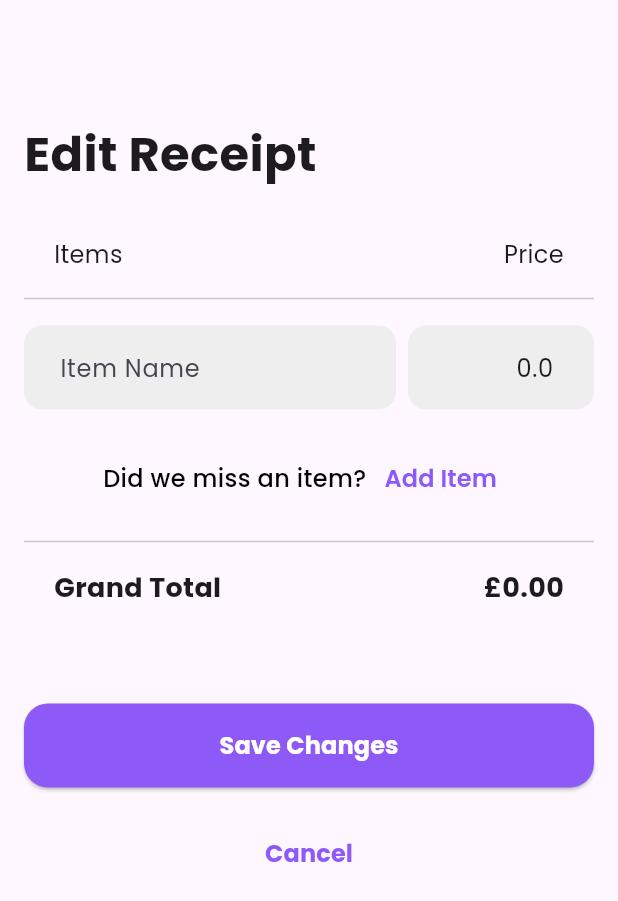
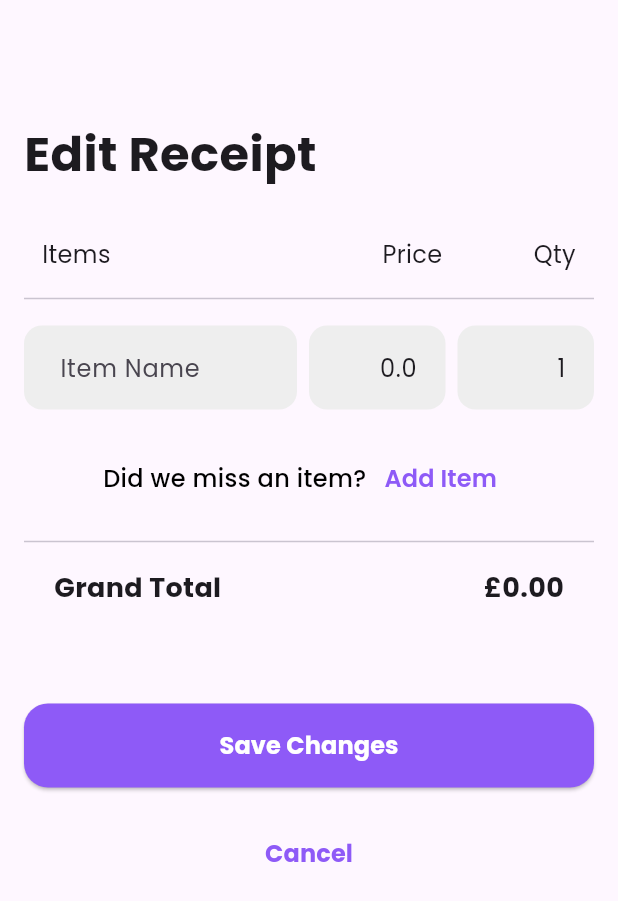
Before and after one commit to AkshayBenny/expense_tracker, a Flutter app: the EditReceiptScreen screen opened by its route, after a tap on "Add Item", on a phone screen of 412 x 824 dp. Shown: the top 901 px of the screen. Run offline on Flutter 3.47's test engine with Material 3 defaults, Android fonts, the phone set to English and light mode, and no system bars; our stand-ins replace google_fonts, image_picker, jwt_decoder, loader_overlay, shared_preferences, syncfusion_flutter_charts; accounts and stored records are empty.

Commit message:
edit reciept ui fix

```diff
--- a/lib/screens/edit_receipt_screen.dart
+++ b/lib/screens/edit_receipt_screen.dart
@@ -13,7 +13,6 @@ class EditReceiptScreen extends StatefulWidget {
 
 class _EditReceiptScreenState extends State<EditReceiptScreen> {
   late List<Map<String, dynamic>> editableItems;
-  double discount = 10.0;
 
   @override
   void initState() {
@@ -38,9 +37,12 @@ class _EditReceiptScreenState extends State<EditReceiptScreen> {
   }
 
   double calculateTotal() {
-    double total = editableItems.fold(
-        0, (sum, item) => sum + (item['price'] * item['quantity']));
-    return total - (total * (discount / 100));
+    double total = editableItems.fold(0, (sum, item) {
+      final price = item['price'] is num ? item['price'] as num : 0;
+      final quantity = item['quantity'] is num ? item['quantity'] as num : 1;
+      return sum + (price * quantity);
+    });
+    return total;
   }
 
   @override
@@ -63,25 +65,25 @@ class _EditReceiptScreenState extends State<EditReceiptScreen> {
               ),
               const SizedBox(height: 32),
 
-              // Headers for Items and Price
+              // Headers for Items, Price, Quantity
               Padding(
-                padding: const EdgeInsets.symmetric(horizontal: 20.0),
+                padding: const EdgeInsets.symmetric(horizontal: 12.0),
                 child: Row(
-                  mainAxisAlignment: MainAxisAlignment.spaceBetween,
                   children: [
                     Expanded(
                       flex: 2,
-                      child: Text(
-                        "Items",
-                        style: GoogleFonts.poppins(fontSize: 16),
-                      ),
+                      child: Text("Items",
+                          style: GoogleFonts.poppins(fontSize: 16)),
                     ),
                     Expanded(
-                      child: Text(
-                        "  Price",
-                        textAlign: TextAlign.right,
-                        style: GoogleFonts.poppins(fontSize: 16),
-                      ),
+                      child: Text("Price",
+                          textAlign: TextAlign.right,
+                          style: GoogleFonts.poppins(fontSize: 16)),
+                    ),
+                    Expanded(
+                      child: Text("Qty",
+                          textAlign: TextAlign.right,
+                          style: GoogleFonts.poppins(fontSize: 16)),
                     ),
                   ],
                 ),
@@ -90,17 +92,18 @@ class _EditReceiptScreenState extends State<EditReceiptScreen> {
               const Divider(),
               const SizedBox(height: 10),
 
-              // List of items (Wrapped in ListView)
-              ListView(
+              // List of items
+              ListView.builder(
                 shrinkWrap: true,
-                physics: NeverScrollableScrollPhysics(),
-                padding: EdgeInsets.zero,
-                children: editableItems.map((item) {
-                  int index = editableItems.indexOf(item);
+                physics: const NeverScrollableScrollPhysics(),
+                itemCount: editableItems.length,
+                itemBuilder: (context, index) {
+                  final item = editableItems[index];
                   return Padding(
                     padding: const EdgeInsets.only(bottom: 12.0),
                     child: Row(
                       children: [
+                        // Item name
                         Expanded(
                           flex: 2,
                           child: TextFormField(
@@ -118,23 +121,23 @@ class _EditReceiptScreenState extends State<EditReceiptScreen> {
                                 borderSide: BorderSide.none,
                               ),
                             ),
-                            initialValue: item['name']
-                                .toString()
-                                .toCamelCase(), // 👈 Apply camel case here
+                            initialValue: item['name'].toString().toCamelCase(),
                             onChanged: (value) {
                               item['name'] = value;
                             },
                           ),
                         ),
-                        SizedBox(width: 8),
+                        const SizedBox(width: 8),
+
+                        // Price
                         Expanded(
                           child: TextFormField(
+                            textAlign: TextAlign.right,
                             style: GoogleFonts.poppins(fontSize: 16),
-                            textAlign: TextAlign.right,
                             decoration: InputDecoration(
                               contentPadding: const EdgeInsets.symmetric(
                                 vertical: 16,
-                                horizontal: 20,
+                                horizontal: 12,
                               ),
                               hintText: "Price",
                               filled: true,
@@ -152,10 +155,38 @@ class _EditReceiptScreenState extends State<EditReceiptScreen> {
                             },
                           ),
                         ),
+                        const SizedBox(width: 8),
+
+                        // Quantity
+                        Expanded(
+                          child: TextFormField(
+                            textAlign: TextAlign.right,
+                            style: GoogleFonts.poppins(fontSize: 16),
+                            decoration: InputDecoration(
+                              contentPadding: const EdgeInsets.symmetric(
+                                vertical: 16,
+                                horizontal: 12,
+                              ),
+                              hintText: "Qty",
+                              filled: true,
+                              fillColor: Colors.grey.shade200,
+                              border: OutlineInputBorder(
+                                borderRadius: BorderRadius.circular(12.0),
+                                borderSide: BorderSide.none,
+                              ),
+                            ),
+                            initialValue: item['quantity'].toString(),
+                            keyboardType: TextInputType.number,
+                            onChanged: (value) {
+                              item['quantity'] = int.tryParse(value) ?? 1;
+                              updateTotal();
+                            },
+                          ),
+                        ),
                       ],
                     ),
                   );
-                }).toList(),
+                },
               ),
 
               const SizedBox(height: 10),
@@ -187,7 +218,7 @@ class _EditReceiptScreenState extends State<EditReceiptScreen> {
               const Divider(),
               const SizedBox(height: 10),
 
-              // Grand Total Row
+              // Total
               Padding(
                 padding: const EdgeInsets.symmetric(horizontal: 20.0),
                 child: Row(
@@ -212,14 +243,14 @@ class _EditReceiptScreenState extends State<EditReceiptScreen> {
               ),
               const SizedBox(height: 64),
 
-              // Save Changes Button
+              // Save Button
               SizedBox(
                 height: 56,
                 width: double.infinity,
                 child: ElevatedButton(
                   style: ElevatedButton.styleFrom(
                     padding: const EdgeInsets.symmetric(vertical: 14),
-                    backgroundColor: const Color(0xFF8E5AF7), // Purple button
+                    backgroundColor: const Color(0xFF8E5AF7),
                     shape: RoundedRectangleBorder(
                       borderRadius: BorderRadius.circular(16),
                     ),
@@ -237,7 +268,9 @@ class _EditReceiptScreenState extends State<EditReceiptScreen> {
                   ),
                 ),
               ),
-              SizedBox(height: 16),
+              const SizedBox(height: 16),
+
+              // Cancel Button
               SizedBox(
                 height: 56,
                 width: double.infinity,
```
Also changed, not shown: lib/screens/bill_screen.dart (+87 -121 lines), 4 other files.
